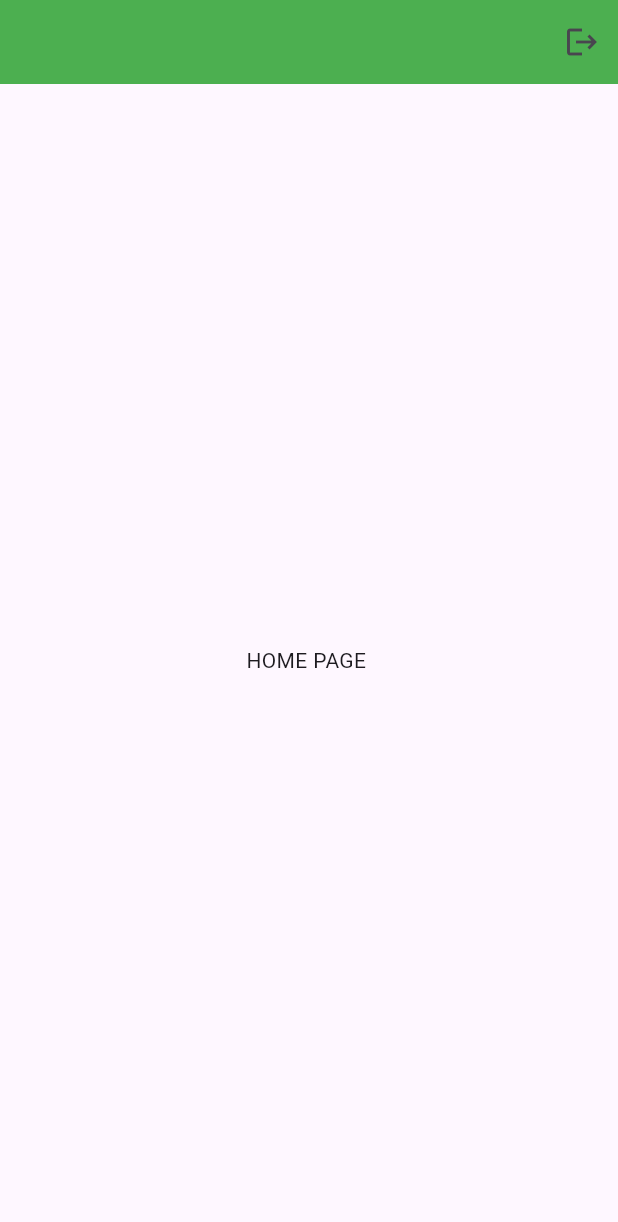
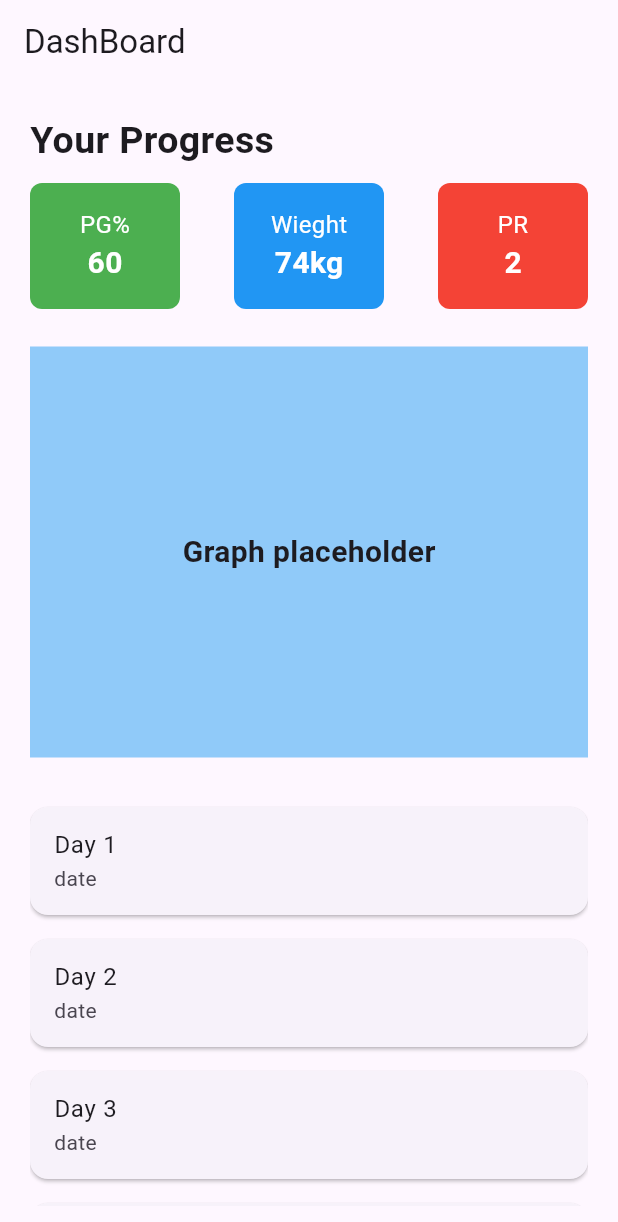
Before and after one commit to Naresh0298/Sobix---fitapp, a Flutter app: the screen it shows once a user with an empty profile is signed in, on a phone screen of 412 x 824 dp. Shown: the top 1222 px of the screen. Run offline on Flutter 3.47's test engine with Material 3 defaults, Android fonts, the phone set to English and light mode, and no system bars; our stand-ins replace firebase_auth, firebase_core, firebase_database; missing offline and left inert: email_validator_flutter; accounts and stored records are empty; network calls fail.

Commit message:
implemented Dashboard UI, firebase CRUD feature need to be implemented

```diff
--- /dev/null
+++ b/lib/components/my_listViewPanel.dart
@@ -0,0 +1,43 @@
+import 'package:fitapp/pages/exercisedetailsupdate_page.dart';
+import 'package:flutter/material.dart';
+
+class MyListViewPanel extends StatelessWidget {
+  final String title;
+  final String subtitle;
+  final int count;
+
+  const MyListViewPanel(
+      {super.key,
+      required this.count,
+      required this.title,
+      required this.subtitle});
+
+  @override
+  Widget build(BuildContext context) {
+    return Container(
+      child: ListView.builder(
+        itemCount: count,
+        itemBuilder: (context, index) {
+          return GestureDetector(
+            onTap: () {
+              //Navigate to Add Exercise Details Page
+              Navigator.push(
+                  context,
+                  MaterialPageRoute(
+                    builder: (context) =>
+                        ExerciseDetailsUpdatePage(day: index + 1),
+                  ));
+            },
+            child: Card(
+              margin: EdgeInsets.symmetric(vertical: 8),
+              child: ListTile(
+                title: Text("${title} ${index + 1}"),
+                subtitle: Text(subtitle),
+              ),
+            ),
+          );
+        },
+      ),
+    );
+  }
+}
--- /dev/null
+++ b/lib/components/my_panel.dart
@@ -0,0 +1,39 @@
+import 'package:flutter/material.dart';
+
+class MyPanel extends StatelessWidget {
+  final String title;
+  final String value;
+  final Color color;
+
+  const MyPanel(
+      {super.key,
+      required this.title,
+      required this.value,
+      required this.color});
+
+  @override
+  Widget build(BuildContext context) {
+    return Container(
+      width: 100,
+      padding: EdgeInsets.all(16),
+      decoration:
+          BoxDecoration(color: color, borderRadius: BorderRadius.circular(8)),
+      child: Column(
+        children: [
+          Text(
+            title,
+            style: TextStyle(color: Colors.white, fontSize: 16),
+          ),
+          Text(
+            value,
+            style: TextStyle(
+              color: Colors.white,
+              fontSize: 20,
+              fontWeight: FontWeight.bold,
+            ),
+          )
+        ],
+      ),
+    );
+  }
+}
--- /dev/null
+++ b/lib/database_services/firestore_CRUD.dart
@@ -0,0 +1,13 @@
+import 'package:firebase_database/firebase_database.dart';
+
+class FirestoreService {
+//get collection of notes
+
+//CREATE : add a new data (note)
+
+//READ : get data from DB
+
+//UPDATE : update data given a doc id
+
+//DELETE : delete notes given a doc id
+}
--- /dev/null
+++ b/lib/pages/exercisedetailsupdate_page.dart
@@ -0,0 +1,18 @@
+import 'package:flutter/material.dart';
+
+class ExerciseDetailsUpdatePage extends StatelessWidget {
+  final int day;
+
+  const ExerciseDetailsUpdatePage({super.key, required this.day});
+
+  @override
+  Widget build(BuildContext context) {
+    return Scaffold(
+      appBar: AppBar(title: Text("Day $day")),
+      floatingActionButton: FloatingActionButton(
+        onPressed: () {},
+        child: const Icon(Icons.add),
+      ),
+    );
+  }
+}
--- a/lib/pages/home_page.dart
+++ b/lib/pages/home_page.dart
@@ -1,4 +1,6 @@
 import 'package:firebase_auth/firebase_auth.dart';
+import 'package:fitapp/components/my_listViewPanel.dart';
+import 'package:fitapp/components/my_panel.dart';
 import 'package:flutter/material.dart';
 
 class HomePage extends StatelessWidget {
@@ -14,12 +16,75 @@ class HomePage extends StatelessWidget {
   Widget build(BuildContext context) {
     return Scaffold(
       appBar: AppBar(
-        backgroundColor: Colors.green,
-        actions: [IconButton(onPressed: signUserOut, icon: Icon(Icons.logout))],
+        title: Text('DashBoard'),
       ),
-      body: Center(
-        child: Text('HOME PAGE '),
-      ),
+      body: SafeArea(
+          child: Padding(
+        padding: const EdgeInsets.all(20.0),
+        child: Center(
+          child: Column(
+            crossAxisAlignment: CrossAxisAlignment
+                .start, //to algin "Your progress "  text to left side of the screen
+            children: [
+              //Header Section
+              Text(
+                'Your Progress',
+                style: TextStyle(
+                  fontSize: 25,
+                  fontWeight: FontWeight.bold,
+                ),
+              ),
+
+              //progress Panel
+
+              SizedBox(
+                height: 10,
+              ),
+              Row(
+                mainAxisAlignment: MainAxisAlignment.spaceBetween,
+                children: [
+                  MyPanel(title: 'PG%', value: "60", color: Colors.green),
+                  MyPanel(title: 'Wieght', value: "74kg", color: Colors.blue),
+                  MyPanel(title: 'PR', value: "2", color: Colors.red)
+                ],
+              ),
+
+              SizedBox(
+                height: 25,
+              ),
+              //Graph Section
+
+              Expanded(
+                child: Container(
+                  color: Colors.blue.shade200,
+                  child: Center(
+                    child: Text(
+                      'Graph placeholder',
+                      style: TextStyle(
+                        fontSize: 20,
+                        fontWeight: FontWeight.bold,
+                      ),
+                    ),
+                  ),
+                ),
+              ),
+
+              SizedBox(
+                height: 25,
+              ),
+
+              //Workout Details panel
+
+              Expanded(
+                  child: MyListViewPanel(
+                count: 7,
+                title: "Day",
+                subtitle: "date",
+              )),
+            ],
+          ),
+        ),
+      )),
     );
   }
 }
--- a/lib/pages/login_page.dart
+++ b/lib/pages/login_page.dart
@@ -40,7 +40,7 @@ class _LoginPageState extends State<LoginPage> {
     } on FirebaseAuthException catch (e) {
       Navigator.pop(context);
 
-      print("errorcode $e.code");
+      //print("errorcode $e.code");
       if (e.code == 'invalid-credential') {
         wrongEmailMessage(e.code);
       }
@@ -132,17 +132,17 @@ class _LoginPageState extends State<LoginPage> {
               //sign in button
 
               MyButton(
-                //s
-                onTap: () {
-                  if (isValidEmail(emailController.text)) {
-                    // signUserIn();
-                    print("emailvalid true");
-                  } else {
-                    print("emailvalid false");
-                  }
-                },
-                //e
-                // onTap: signUserIn,
+                // //s
+                // onTap: () {
+                //   if (isValidEmail(emailController.text)) {
+                //     // signUserIn();
+                //     print("emailvalid true");
+                //   } else {
+                //     print("emailvalid false");
+                //   }
+                // },
+                // //e
+                onTap: signUserIn,
               ),
 
               const SizedBox(
--- a/pubspec.yaml
+++ b/pubspec.yaml
@@ -37,6 +37,7 @@ dependencies:
   firebase_core: ^3.10.0
   firebase_auth: ^5.4.0
   email_validator_flutter: ^1.0.0
+  firebase_database: ^11.3.0
 
 dev_dependencies:
   flutter_test:
```
Also changed, not shown: lib/pages/dashboard_page.dart (added), pubspec.lock, 1 other file.
